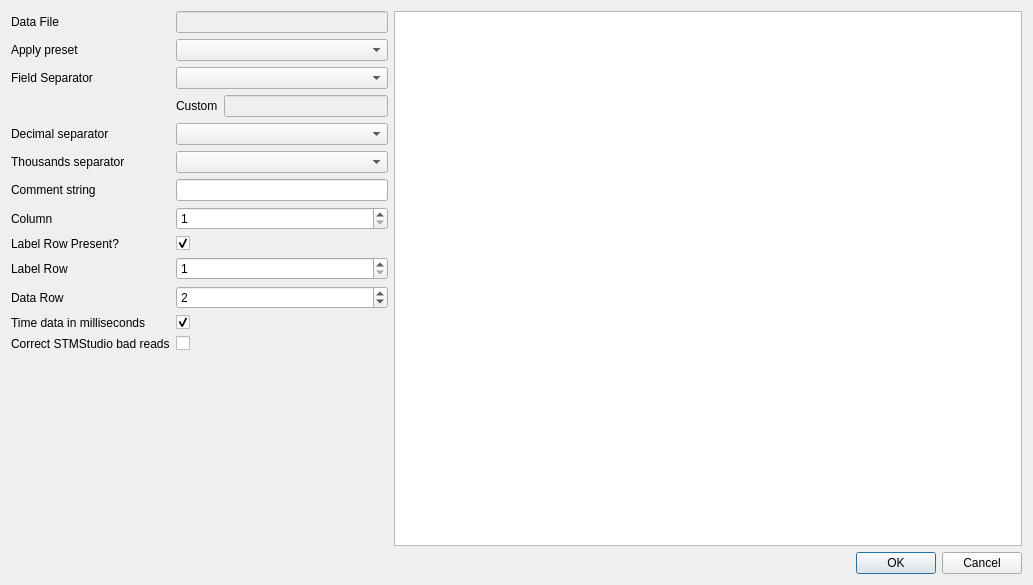
This is src/dialogs/loadfiledialog.ui in ModbusScope/ModbusScope as Qt 5 draws it before an edit. The edited form follows.
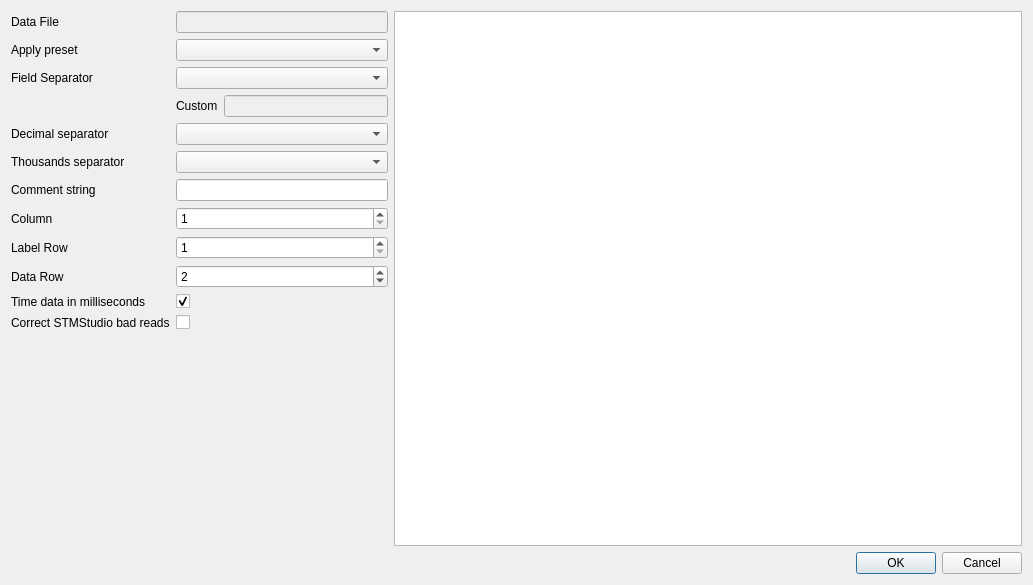
This is the edited form.

Commit message: Convert labelRow to unsigned

The edit to the form file:
```diff
--- a/src/dialogs/loadfiledialog.ui
+++ b/src/dialogs/loadfiledialog.ui
@@ -133,31 +133,14 @@
          </property>
         </widget>
        </item>
-       <item row="10" column="0">
-        <widget class="QLabel" name="label_12">
-         <property name="text">
-          <string>Label Row Present?</string>
-         </property>
-        </widget>
-       </item>
-       <item row="10" column="1">
-        <widget class="QCheckBox" name="checkLabelRow">
-         <property name="text">
-          <string/>
-         </property>
-         <property name="checked">
-          <bool>true</bool>
-         </property>
-        </widget>
-       </item>
-       <item row="12" column="0">
+       <item row="11" column="0">
         <widget class="QLabel" name="label_4">
          <property name="text">
           <string>Label Row</string>
          </property>
         </widget>
        </item>
-       <item row="12" column="1">
+       <item row="11" column="1">
         <widget class="QSpinBox" name="spinLabelRow">
          <property name="minimum">
           <number>1</number>
@@ -170,14 +153,14 @@
          </property>
         </widget>
        </item>
-       <item row="14" column="0">
+       <item row="13" column="0">
         <widget class="QLabel" name="label_2">
          <property name="text">
           <string>Data Row</string>
          </property>
         </widget>
        </item>
-       <item row="14" column="1">
+       <item row="13" column="1">
         <widget class="QSpinBox" name="spinDataRow">
          <property name="minimum">
           <number>1</number>
@@ -190,14 +173,14 @@
          </property>
         </widget>
        </item>
-       <item row="15" column="0">
+       <item row="14" column="0">
         <widget class="QLabel" name="label_13">
          <property name="text">
           <string>Time data in milliseconds</string>
          </property>
         </widget>
        </item>
-       <item row="15" column="1">
+       <item row="14" column="1">
         <widget class="QCheckBox" name="checkTimeInMilliSeconds">
          <property name="text">
           <string/>
@@ -207,14 +190,14 @@
          </property>
         </widget>
        </item>
-       <item row="16" column="0">
+       <item row="15" column="0">
         <widget class="QLabel" name="label_14">
          <property name="text">
           <string>Correct STMStudio bad reads</string>
          </property>
         </widget>
        </item>
-       <item row="16" column="1">
+       <item row="15" column="1">
         <widget class="QCheckBox" name="checkStmStudioCorrection">
          <property name="text">
           <string/>
```
Left out of the diff: 1 changed line with no effect on the pictures. The commit also changes 7 other files.
